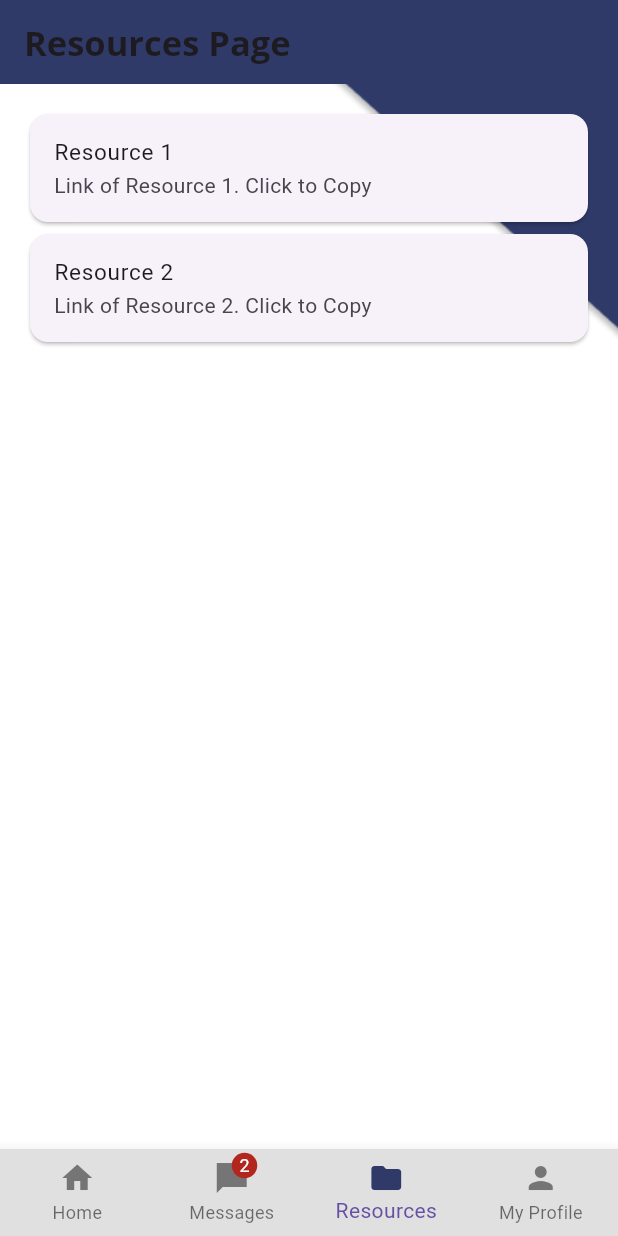
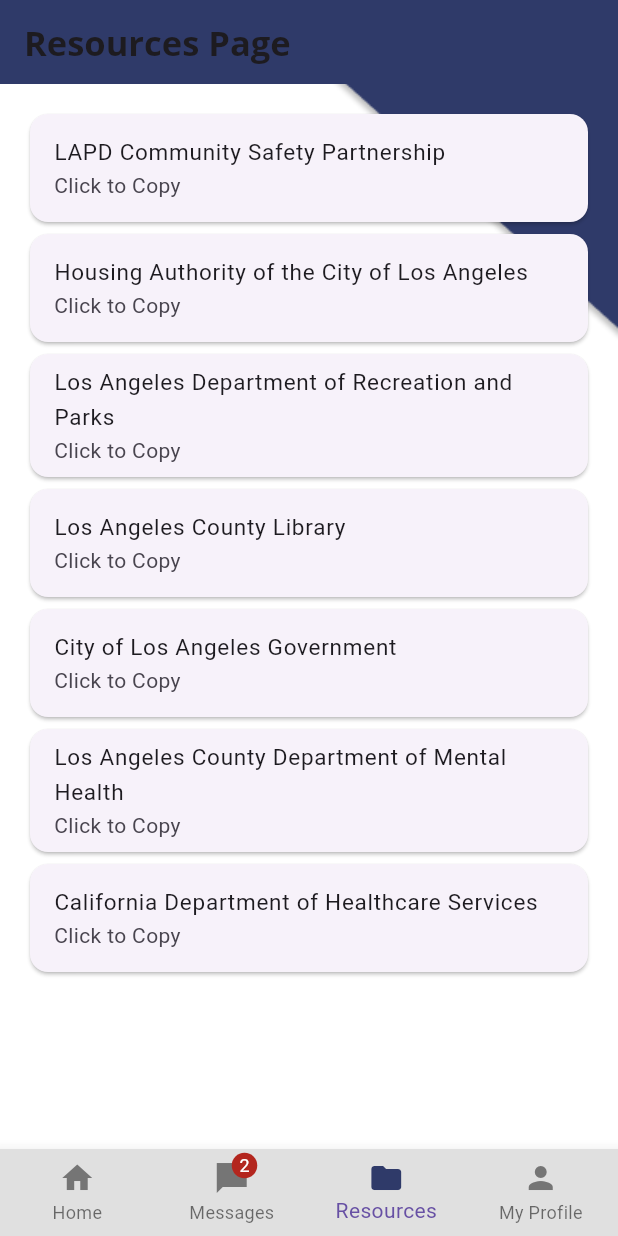
Before and after one commit to jennykim515/El-Pueblo-Del-Rio, a Flutter app: the screen it shows once a user with an empty profile is signed in, item 3 of the bottom bar chosen, on a phone screen of 412 x 824 dp. Run offline on Flutter 3.47's test engine with Material 3 defaults, Android fonts, the light colour scheme and no system bars; our stand-ins replace cloud_firestore, firebase_auth, firebase_core, firebase_database, firebase_storage, google_fonts and 1 more; missing offline and left inert: dart:html; accounts and stored records are empty.

Commit message:
resource page updated + minor bug fixes with dart fix

```diff
--- a/lib/controllers/messagingController.dart
+++ b/lib/controllers/messagingController.dart
@@ -1,8 +1,5 @@
-import 'dart:io';
 
 import 'package:cloud_firestore/cloud_firestore.dart';
-import 'package:firebase_auth/firebase_auth.dart';
-import 'package:pueblo_del_rio/models/comment.dart';
 import 'package:pueblo_del_rio/models/post.dart';
 import 'package:pueblo_del_rio/models/user.dart';
 
--- a/lib/views/Chats.dart
+++ b/lib/views/Chats.dart
@@ -1,5 +1,4 @@
 import 'package:flutter/material.dart';
-import 'package:firebase_database/firebase_database.dart';
 import 'package:pueblo_del_rio/controllers/firebaseAuthService.dart';
 import '../controllers/messagingController.dart';
 import '../models/user.dart';
@@ -13,6 +12,8 @@
 }
 
 class ChatPage extends StatefulWidget {
+  const ChatPage({super.key});
+
   @override
   _ChatPageState createState() => _ChatPageState();
 }
@@ -47,7 +48,7 @@
   Widget build(BuildContext context) {
     return Scaffold(
       appBar: AppBar(
-        title: Text('Chat Rooms'),
+        title: const Text('Chat Rooms'),
       ),
       body: ListView.builder(
         itemCount: chatRooms.length,
--- a/lib/views/CreateComment.dart
+++ b/lib/views/CreateComment.dart
@@ -8,7 +8,7 @@
   final String postID; // Add postID as a required parameter
   final VoidCallback onCommentAdded;
 
-  const CreateComment({Key? key, required this.postID, required this.onCommentAdded}) : super(key: key);
+  const CreateComment({super.key, required this.postID, required this.onCommentAdded});
 
   @override
   _CreateCommentState createState() => _CreateCommentState();
--- a/lib/views/MessagingPage.dart
+++ b/lib/views/MessagingPage.dart
@@ -6,7 +6,7 @@
 class MessagingPage extends StatefulWidget {
   final ChatRoom chatRoom; // Define a field to store the chat room
 
-  const MessagingPage({Key? key, required this.chatRoom}) : super(key: key); // Update constructor to accept chatRoom
+  const MessagingPage({super.key, required this.chatRoom}); // Update constructor to accept chatRoom
 
   @override
   _MessagingPageState createState() => _MessagingPageState();
--- a/lib/views/ResourcesPage.dart
+++ b/lib/views/ResourcesPage.dart
@@ -3,7 +3,18 @@
 
 
 class ResourcesPage extends StatelessWidget {
-  const ResourcesPage({super.key});
+  ResourcesPage({super.key});
+
+  // Define a list of maps where each map contains the title and link of a resource
+  final List<Map<String, String>> resources = [
+    {'title': 'LAPD Community Safety Partnership', 'link': 'https://www.lapdcsp.org/'},
+    {'title': 'Housing Authority of the City of Los Angeles', 'link': 'https://www.hacla.org/en'},
+    {'title': 'Los Angeles Department of Recreation and Parks', 'link': 'https://www.laparks.org/'},
+    {'title': 'Los Angeles County Library', 'link': 'https://lacountylibrary.org/'},
+    {'title': 'City of Los Angeles Government', 'link': 'https://lacity.gov/government'},
+    {'title': 'Los Angeles County Department of Mental Health', 'link': 'https://dmh.lacounty.gov/'},
+    {'title': 'California Department of Healthcare Services', 'link': 'https://www.ca-med.org/'},
+  ];
 
   @override
   Widget build(BuildContext context) {
@@ -20,27 +31,17 @@
         ),
         child: ListView(
           padding: const EdgeInsets.all(16.0),
-          children: [
-            Card(
+          children: resources.map((resource) {
+            return Card(
               child: ListTile(
-                title: const Text('Resource 1'),
-                subtitle: const Text('Link of Resource 1. Click to Copy'),
+                title: Text(resource['title']!), // Access the title from the map
+                subtitle: const Text('Click to Copy'),
                 onTap: () {
-                  _copyToClipboard('Link of Resource 2. Click to Copy', context);
+                  _copyToClipboard(resource['link']!, context);
                 },
               ),
-            ),
-            Card(
-              child: ListTile(
-                title: const Text('Resource 2'),
-                subtitle: const Text('Link of Resource 2. Click to Copy'),
-                onTap: () {
-                  _copyToClipboard('Link of Resource 2. Click to Copy', context);
-                },
-              ),
-            ),
-            // Add more Card widgets for additional resources
-          ],
+            );
+          }).toList(),
         ),
       ),
     );
--- a/lib/views/homePage.dart
+++ b/lib/views/homePage.dart
@@ -4,12 +4,8 @@
 import 'package:pueblo_del_rio/models/user.dart';
 import 'package:firebase_auth/firebase_auth.dart';
 import 'package:pueblo_del_rio/models/post.dart';
-import 'package:pueblo_del_rio/views/login.dart';
-import '../nav/navigationBar.dart';
 import 'CreatePost.dart';
-import 'PostDetails.dart';
 import 'postWidget.dart'; // Import the PostWidget
-import 'package:google_fonts/google_fonts.dart';
 
 class HomePage extends StatefulWidget {
   const HomePage({super.key});
@@ -88,7 +84,7 @@
                         setState(() {});
                       });
                     },
-                    child: Tooltip(
+                    child: const Tooltip(
                       message: 'Create Post', // Tooltip message to display
                       child: Icon(Icons.add, color: Colors.white,),
                       // Plus icon
--- a/lib/views/mainScreen.dart
+++ b/lib/views/mainScreen.dart
@@ -1,7 +1,6 @@
 import 'package:flutter/material.dart';
 import 'package:pueblo_del_rio/nav/navigationBar.dart';
 import 'package:pueblo_del_rio/views/Chats.dart';
-import 'package:pueblo_del_rio/views/MessagingPage.dart';
 import 'package:pueblo_del_rio/views/ResourcesPage.dart';
 import 'package:pueblo_del_rio/views/homePage.dart';
 import 'package:pueblo_del_rio/views/userProfile.dart';
@@ -18,8 +17,8 @@
 
   final List<Widget> _pages = [
     const HomePage(),
-    ChatPage(),
-    const ResourcesPage(),
+    const ChatPage(),
+    ResourcesPage(),
     const UserProfileScreen(),
   ];
 
```
Also changed, not shown: lib/nav/commentWidget.dart (+7 -7 lines).
